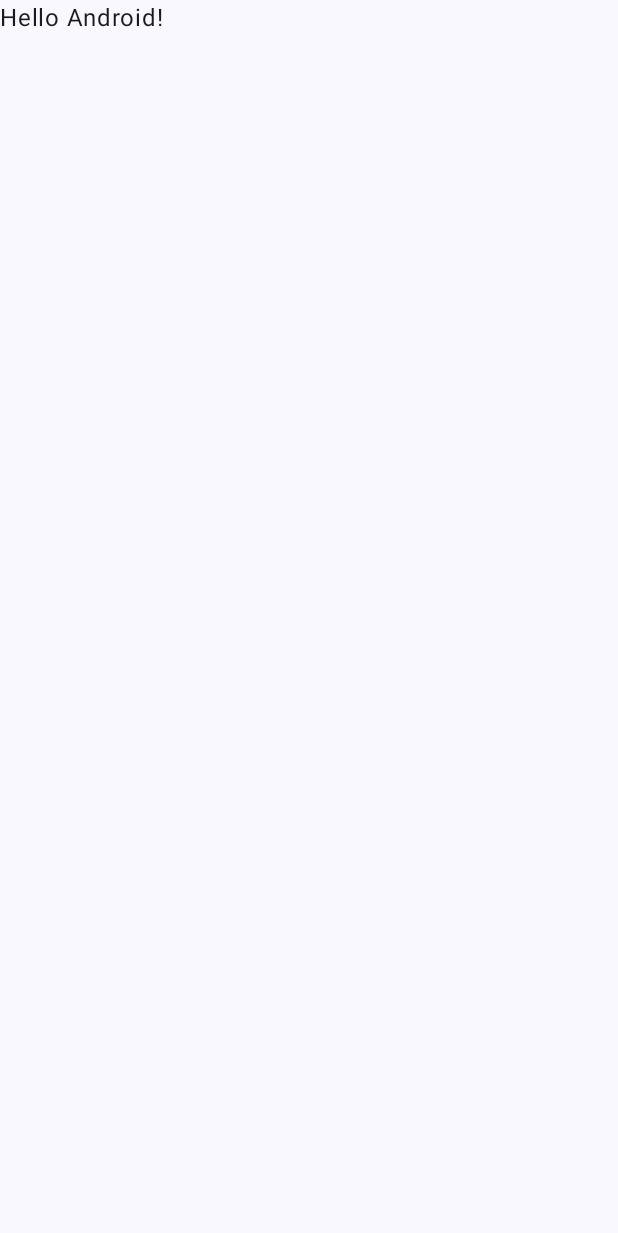
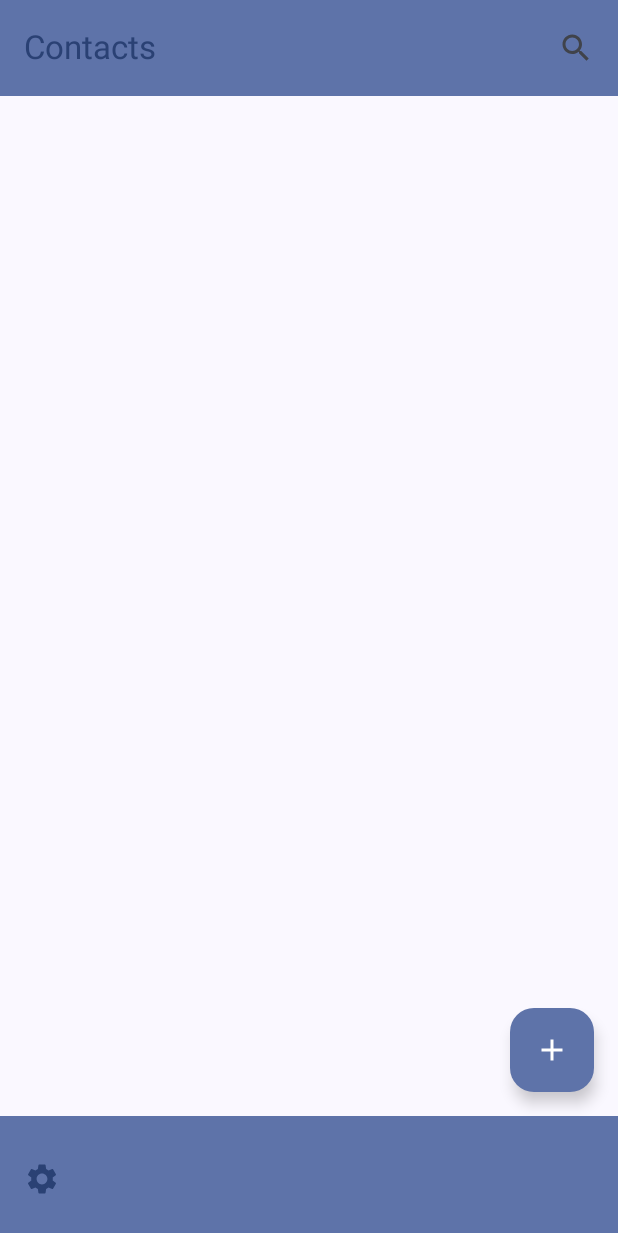
Before and after one commit to luyaso/friends_list, an Android app built with Jetpack Compose: the screen it shows after launch (MainActivity), on a phone screen of 412 x 824 dp. Before the commit the part shown is almost empty. Shown: the top 1233 px of the screen. Run offline under Robolectric (Android 15) with nearby library versions, the phone set to English and light mode, and no system bars; our stand-ins replace Room's generated code.

Commit message:
app persists, functions like Word app > now to implement as Contact input

```diff
--- a/app/src/main/java/com/lyang25/contacts/MainActivity.kt
+++ b/app/src/main/java/com/lyang25/contacts/MainActivity.kt
@@ -6,13 +6,22 @@ import androidx.activity.compose.setContent
 import androidx.compose.foundation.layout.fillMaxSize
 import androidx.compose.material3.MaterialTheme
 import androidx.compose.material3.Surface
-import androidx.compose.material3.Text
-import androidx.compose.runtime.Composable
+import androidx.compose.runtime.mutableStateListOf
 import androidx.compose.ui.Modifier
-import androidx.compose.ui.tooling.preview.Preview
+import com.lyang25.contacts.data.Contact
+import com.lyang25.contacts.ui.screens.MainScreen
 import com.lyang25.contacts.ui.theme.ContactsTheme
+import kotlinx.coroutines.Dispatchers
+import kotlinx.coroutines.MainScope
+import kotlinx.coroutines.launch
+import kotlinx.coroutines.withContext
 
 class MainActivity : ComponentActivity() {
+
+    private val dao = ContactsApp.database.contactDao()
+    private var contactList = mutableStateListOf<Contact>()
+    private var scope = MainScope()
+
     override fun onCreate(savedInstanceState: Bundle?) {
         super.onCreate(savedInstanceState)
         setContent {
@@ -22,25 +31,49 @@ class MainActivity : ComponentActivity() {
                     modifier = Modifier.fillMaxSize(),
                     color = MaterialTheme.colorScheme.background
                 ) {
-                    Greeting("Android")
+                    MainScreen(
+                        contactList = contactList,
+                        addContact = { addContact(it) },
+
+                    ) {
+                        deleteContact(it)
+                    }
+                    loadContacts()
                 }
             }
         }
     }
+
+    private fun loadContacts() {
+        scope.launch {
+            withContext(Dispatchers.Default) {
+                dao.getAll().forEach {contact ->
+                    contactList.add(contact)
+                }
+            }
+        }
+    }
+
+    private fun addContact(temp: String) {
+        scope.launch {
+            withContext(Dispatchers.Default) {
+                dao.insertContact(Contact(fname = temp))
+
+                contactList.clear()
+                loadContacts()
+            }
+        }
+    }
+
+    private fun deleteContact(contact: Contact) {
+        scope.launch {
+            withContext(Dispatchers.Default) {
+                dao.deleteContact(contact)
+
+                contactList.clear()
+                loadContacts()
+            }
+        }
+    }
+
 }
-
-@Composable
-fun Greeting(name: String, modifier: Modifier = Modifier) {
-    Text(
-        text = "Hello $name!",
-        modifier = modifier
-    )
-}
-
-@Preview(showBackground = true)
-@Composable
-fun GreetingPreview() {
-    ContactsTheme {
-        Greeting("Android")
-    }
-}
--- /dev/null
+++ b/app/src/main/java/com/lyang25/contacts/ui/screens/MainScreen.kt
@@ -0,0 +1,151 @@
+package com.lyang25.contacts.ui.screens
+
+import androidx.compose.foundation.layout.Arrangement
+import androidx.compose.foundation.layout.Column
+import androidx.compose.foundation.layout.Row
+import androidx.compose.foundation.layout.fillMaxWidth
+import androidx.compose.foundation.layout.padding
+import androidx.compose.foundation.lazy.LazyColumn
+import androidx.compose.foundation.lazy.items
+import androidx.compose.material.icons.Icons
+import androidx.compose.material.icons.filled.Add
+import androidx.compose.material.icons.filled.Search
+import androidx.compose.material.icons.filled.Settings
+import androidx.compose.material3.BottomAppBar
+import androidx.compose.material3.ExperimentalMaterial3Api
+import androidx.compose.material3.FloatingActionButton
+import androidx.compose.material3.Icon
+import androidx.compose.material3.IconButton
+import androidx.compose.material3.MaterialTheme
+import androidx.compose.material3.Scaffold
+import androidx.compose.material3.Text
+import androidx.compose.material3.TopAppBar
+import androidx.compose.material3.TopAppBarDefaults.topAppBarColors
+import androidx.compose.runtime.Composable
+import androidx.compose.runtime.getValue
+import androidx.compose.runtime.key
+import androidx.compose.runtime.mutableStateOf
+import androidx.compose.runtime.remember
+import androidx.compose.runtime.setValue
+import androidx.compose.ui.Modifier
+import androidx.compose.ui.res.stringResource
+import androidx.compose.ui.tooling.preview.Preview
+import androidx.compose.ui.unit.dp
+import com.lyang25.contacts.R
+import com.lyang25.contacts.data.Contact
+import com.lyang25.contacts.ui.parts.ContactItem
+import com.lyang25.contacts.ui.theme.ContactsTheme
+import java.util.UUID
+
+@OptIn(ExperimentalMaterial3Api::class)
+@Composable
+fun MainScreen(
+    modifier: Modifier = Modifier,
+    contactList: List<Contact>,
+    addContact: (String) -> Unit,
+    deleteContact: (Contact) -> Unit,
+) {
+
+    var showAddContactDialog by remember { mutableStateOf(false) }
+
+    if (showAddContactDialog) {
+
+        AddContactScreen(
+            onCancel = { showAddContactDialog = false },
+            onAddContact = {
+                addContact(it)
+                showAddContactDialog = false
+            })
+
+    } else {
+        Scaffold(
+
+            topBar = {
+                TopAppBar(
+                    colors = topAppBarColors(
+                        containerColor = MaterialTheme.colorScheme.primaryContainer,
+                        titleContentColor = MaterialTheme.colorScheme.primary
+                    ),
+                    title = {
+                        Text(stringResource(id = R.string.app_name))
+                    },
+                    actions = {
+                        IconButton(onClick = {
+
+                        }) {
+                            Icon(
+                                Icons.Default.Search,
+                                contentDescription = null
+                            )
+                        }
+                    }
+
+                )
+            },
+
+            bottomBar = {
+
+                BottomAppBar(
+                    containerColor = MaterialTheme.colorScheme.primaryContainer,
+                    contentColor = MaterialTheme.colorScheme.primary
+                ) {
+                    Row {
+                        IconButton(onClick = {
+
+                        }) {
+                            Icon(
+                                Icons.Default.Settings,
+                                contentDescription = null
+                            )
+                        }
+                    }
+                }
+            },
+
+            floatingActionButton = {
+
+                FloatingActionButton(onClick = {
+                    showAddContactDialog = true
+                }) {
+                    Icon(
+                        Icons.Default.Add,
+                        contentDescription = null
+                    )
+                }
+            }
+
+        ) { innerPadding ->
+            Column(
+                modifier = Modifier.padding(innerPadding),
+                verticalArrangement = Arrangement.spacedBy(16.dp)
+            ) {
+                LazyColumn(
+                    modifier = Modifier
+                        .fillMaxWidth()
+                        .weight(1f)
+                ) {
+                    items(contactList) { contact ->
+                        key(contact.id) {
+                            ContactItem(
+                                contact = contact,
+                                onClick = {})
+                        }
+                    }
+                }
+            }
+
+        }
+
+    }
+}
+
+@Preview
+@Composable
+fun MainScreenPreview() {
+    ContactsTheme {
+        MainScreen(
+            contactList = listOf(Contact(0L, UUID(0L,0L), "first", "last", "nick")),
+            addContact = {},
+            deleteContact = {})
+    }
+}
--- a/app/src/main/res/values/strings.xml
+++ b/app/src/main/res/values/strings.xml
@@ -1,3 +1,7 @@
 <resources>
     <string name="app_name">Contacts</string>
+    <string name="new_contact">New Contact</string>
+    <string name="contact">contact</string>
+    <string name="cancel">cancel</string>
+    <string name="add">add</string>
 </resources>
```
Also changed, not shown: app/src/main/java/com/lyang25/contacts/ui/parts/ContactItem.kt (+7 -1 lines), app/src/main/java/com/lyang25/contacts/ui/screens/AddContactScreen.kt (added, +80 -0 lines).
